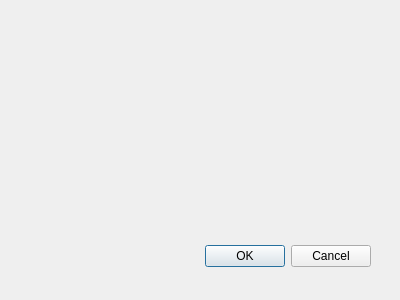
Qt form BerViewer/gen_hash_dlg.ui (jykim74/BerEditor) before a commit.
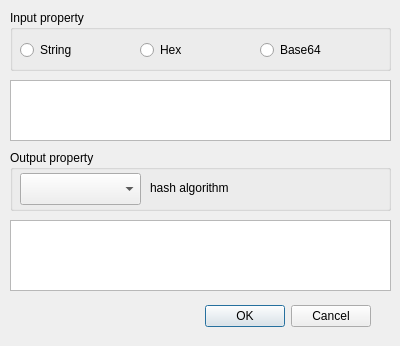
The same form after that commit.

Patch:
```diff
--- a/BerViewer/gen_hash_dlg.ui
+++ b/BerViewer/gen_hash_dlg.ui
@@ -9,7 +9,7 @@
     <x>0</x>
     <y>0</y>
     <width>400</width>
-    <height>300</height>
+    <height>346</height>
    </rect>
   </property>
   <property name="windowTitle">
@@ -19,7 +19,7 @@
    <property name="geometry">
     <rect>
      <x>30</x>
-     <y>240</y>
+     <y>300</y>
      <width>341</width>
      <height>32</height>
     </rect>
@@ -31,6 +31,114 @@
     <set>QDialogButtonBox::Cancel|QDialogButtonBox::Ok</set>
    </property>
   </widget>
+  <widget class="QGroupBox" name="groupBox">
+   <property name="geometry">
+    <rect>
+     <x>10</x>
+     <y>10</y>
+     <width>381</width>
+     <height>61</height>
+    </rect>
+   </property>
+   <property name="title">
+    <string>Input property</string>
+   </property>
+   <widget class="QRadioButton" name="mInputStringBtn">
+    <property name="geometry">
+     <rect>
+      <x>10</x>
+      <y>30</y>
+      <width>100</width>
+      <height>20</height>
+     </rect>
+    </property>
+    <property name="text">
+     <string>String</string>
+    </property>
+   </widget>
+   <widget class="QRadioButton" name="mInputHexBtn">
+    <property name="geometry">
+     <rect>
+      <x>130</x>
+      <y>30</y>
+      <width>100</width>
+      <height>20</height>
+     </rect>
+    </property>
+    <property name="text">
+     <string>Hex</string>
+    </property>
+   </widget>
+   <widget class="QRadioButton" name="mInputBase64Btn">
+    <property name="geometry">
+     <rect>
+      <x>250</x>
+      <y>30</y>
+      <width>100</width>
+      <height>20</height>
+     </rect>
+    </property>
+    <property name="text">
+     <string>Base64</string>
+    </property>
+   </widget>
+  </widget>
+  <widget class="QGroupBox" name="groupBox_2">
+   <property name="geometry">
+    <rect>
+     <x>10</x>
+     <y>150</y>
+     <width>381</width>
+     <height>61</height>
+    </rect>
+   </property>
+   <property name="title">
+    <string>Output property</string>
+   </property>
+   <widget class="QComboBox" name="mOutputHashCombo">
+    <property name="geometry">
+     <rect>
+      <x>10</x>
+      <y>23</y>
+      <width>121</width>
+      <height>32</height>
+     </rect>
+    </property>
+   </widget>
+   <widget class="QLabel" name="label">
+    <property name="geometry">
+     <rect>
+      <x>140</x>
+      <y>30</y>
+      <width>121</width>
+      <height>16</height>
+     </rect>
+    </property>
+    <property name="text">
+     <string>hash algorithm</string>
+    </property>
+   </widget>
+  </widget>
+  <widget class="QPlainTextEdit" name="mInputText">
+   <property name="geometry">
+    <rect>
+     <x>10</x>
+     <y>80</y>
+     <width>381</width>
+     <height>61</height>
+    </rect>
+   </property>
+  </widget>
+  <widget class="QPlainTextEdit" name="mOutputText">
+   <property name="geometry">
+    <rect>
+     <x>10</x>
+     <y>220</y>
+     <width>381</width>
+     <height>71</height>
+    </rect>
+   </property>
+  </widget>
  </widget>
  <pixmapfunction/>
  <resources/>
```
Left out of the diff: 5 changed lines with no effect on the pictures.
